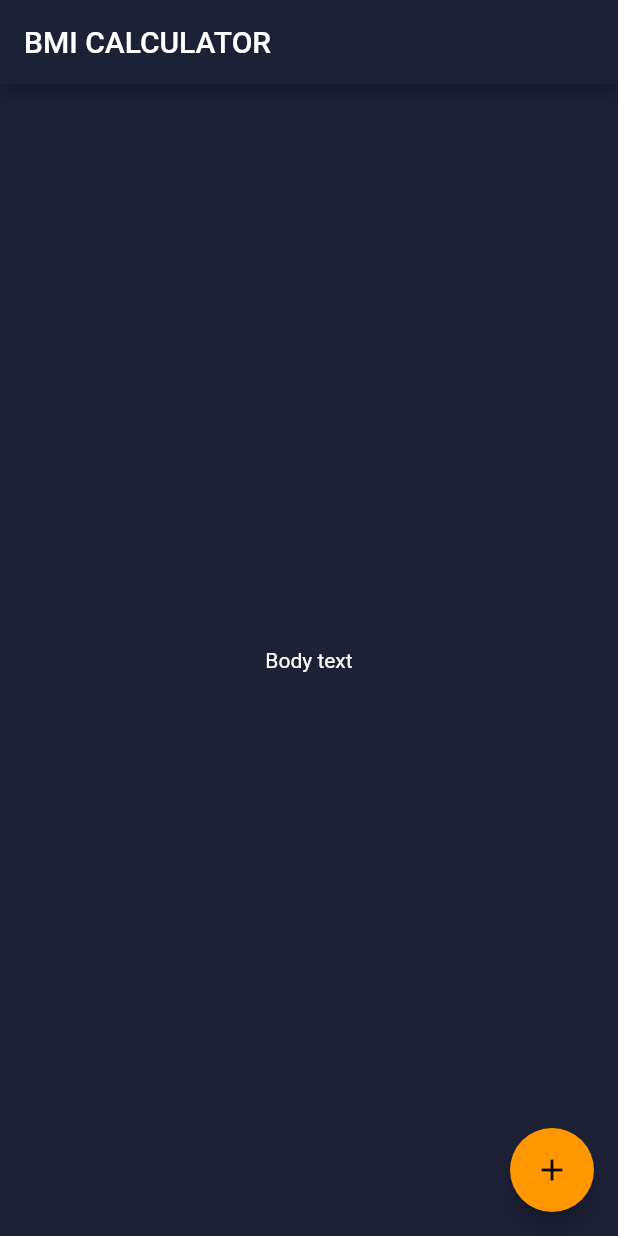
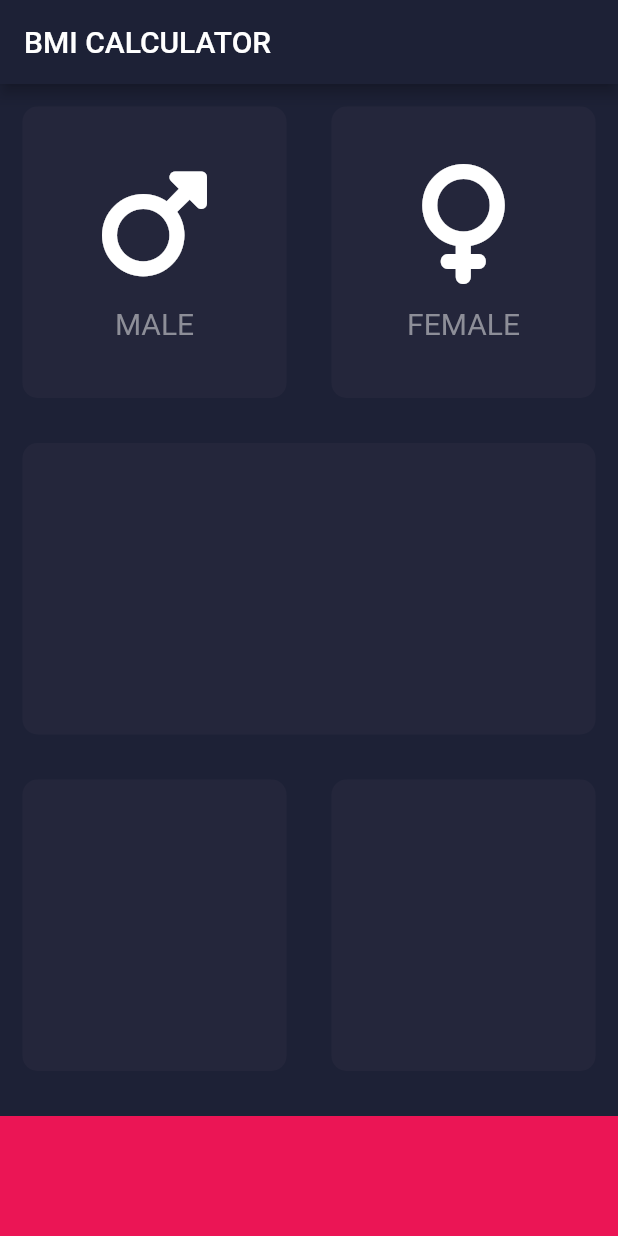
Before and after one commit to Florjadedan26/BMI_CALCULATOR, a Flutter app: the screen it shows after launch, on a phone screen of 412 x 824 dp. Run offline on Flutter 3.47's test engine with Material 2 defaults, Android fonts, the phone set to English and light mode, and no system bars; our stand-ins replace font_awesome_flutter.

Commit message:
unfinish part of creating custom widget

```diff
--- /dev/null
+++ b/lib/input_page.dart
@@ -0,0 +1,117 @@
+import 'package:flutter/material.dart';
+import 'package:font_awesome_flutter/font_awesome_flutter.dart';
+
+const bottomContainerHeight = 80.0;
+const newCustomColor = Color(0xFF24263B);
+const bottomCustomColor = Color(0xFFEB1555);
+const cardIconMale = FontAwesomeIcons.mars;
+const cardIconeFemale = FontAwesomeIcons.venus;
+
+class InputPage extends StatefulWidget {
+  const InputPage({Key? key}) : super(key: key);
+
+  @override
+  State<InputPage> createState() => _InputPageState();
+}
+
+class _InputPageState extends State<InputPage> {
+  @override
+  Widget build(BuildContext context) {
+    return Scaffold(
+        appBar: AppBar(
+          title: Text("BMI CALCULATOR"),
+        ),
+        body: Column(
+          children: [
+            Expanded(
+              child: Row(
+                children: [
+                  Expanded(
+                    child: ReusableCard(customColors: newCustomColor,
+                      carChild: ColumnCard( cardIcon: cardIconMale, cardText: 'MALE',),),
+                  ),
+                  Expanded(
+                    child: ReusableCard(customColors: newCustomColor,
+                    carChild: ColumnCard( cardIcon: cardIconeFemale, cardText: "FEMALE",),
+                    ),
+                  ),
+                ],
+              ),
+            ),
+
+            //the middle container
+            Expanded(
+              child: ReusableCard(customColors: newCustomColor),
+            ),
+
+            //second row at the bottom
+            Expanded(
+              child: Row(
+                children: [
+                  Expanded(
+                    child: ReusableCard(customColors: newCustomColor),
+                  ),
+                  Expanded(
+                    child: ReusableCard(customColors: newCustomColor),
+                  ),
+                ],
+              ),
+            ),
+
+            Container(
+              color: bottomCustomColor,
+              margin: EdgeInsets.only(top: 15),
+              width: double.infinity,
+              height: bottomContainerHeight,
+            )
+          ],
+        ));
+  }
+}
+
+class ColumnCard extends StatelessWidget {
+  ColumnCard({required this.cardIcon, required this.cardText});
+
+  final IconData cardIcon;
+  final String cardText;
+
+  @override
+  Widget build(BuildContext context) {
+    return Column (
+      mainAxisAlignment: MainAxisAlignment.center,
+      children: [
+        Icon(cardIcon,
+        size: 80.0,
+        ),
+        SizedBox(
+          height: 15.0,
+        ),
+        Text(cardText,
+        style: TextStyle(
+          fontSize: 20.0,
+          color: Color(0xFF8D8E98)
+        ),
+        ),
+      ],
+    );
+  }
+}
+
+class ReusableCard extends StatelessWidget {
+  ReusableCard({required this.customColors , this.carChild});
+
+  final Color customColors;
+  final Widget? carChild;
+
+  @override
+  Widget build(BuildContext context) {
+    return Container(
+      margin: EdgeInsets.all(15),
+      decoration: BoxDecoration(
+        borderRadius: BorderRadius.circular(10),
+        color: customColors,
+      ),
+      child: carChild,
+    );
+  }
+}
--- a/lib/main.dart
+++ b/lib/main.dart
@@ -1,4 +1,5 @@
 import 'package:flutter/material.dart';
+import 'input_page.dart';
 
 void main() {
   runApp(const BMICALCULATOR());
@@ -20,29 +21,3 @@ class BMICALCULATOR extends StatelessWidget {
     );
   }
 }
-
-class InputPage extends StatefulWidget {
-  const InputPage({Key? key}) : super(key: key);
-
-  @override
-  State<InputPage> createState() => _InputPageState();
-}
-
-class _InputPageState extends State<InputPage> {
-  @override
-  Widget build(BuildContext context) {
-    return Scaffold(
-      appBar: AppBar(
-        title: Text("BMI CALCULATOR"),
-      ),
-      body: Center(child: Text("Body text")),
-      floatingActionButton: Theme(
-        data: ThemeData(accentColor: Colors.orange) ,
-        child: FloatingActionButton(
-          onPressed: () {},
-          child: Icon(Icons.add),
-        ),
-      ),
-    );
-  }
-}
--- a/pubspec.yaml
+++ b/pubspec.yaml
@@ -35,6 +35,7 @@ dependencies:
   # The following adds the Cupertino Icons font to your application.
   # Use with the CupertinoIcons class for iOS style icons.
   cupertino_icons: ^1.0.2
+  font_awesome_flutter: ^10.4.0
 
 dev_dependencies:
   flutter_test:
```
Also changed, not shown: pubspec.lock.
